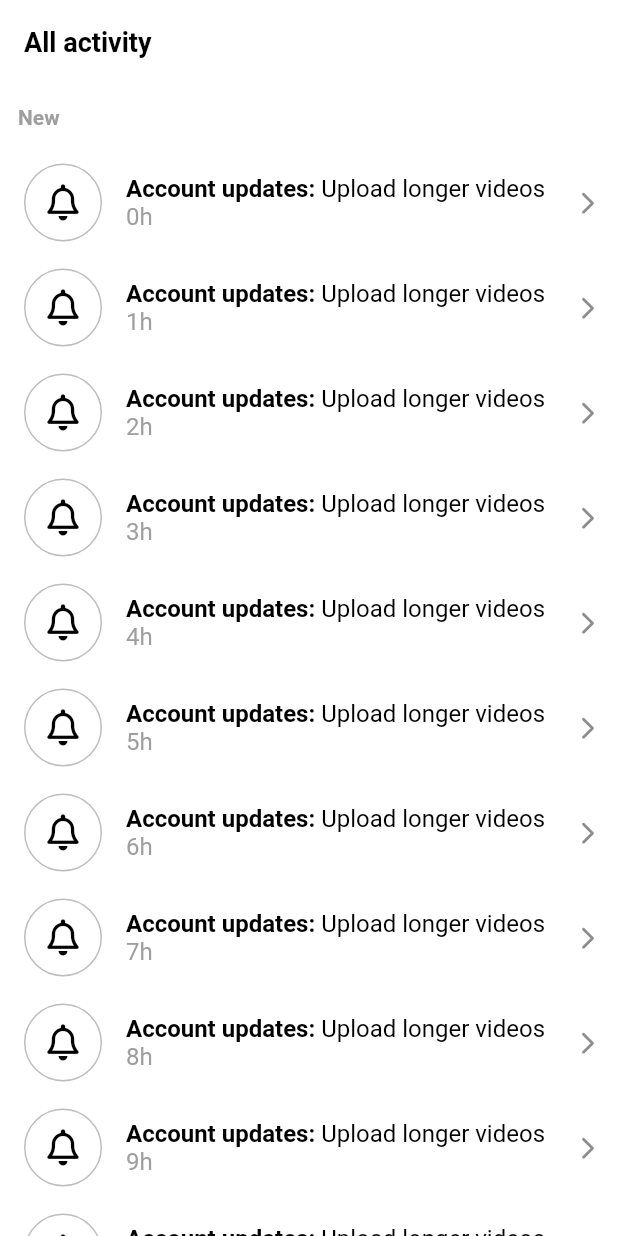
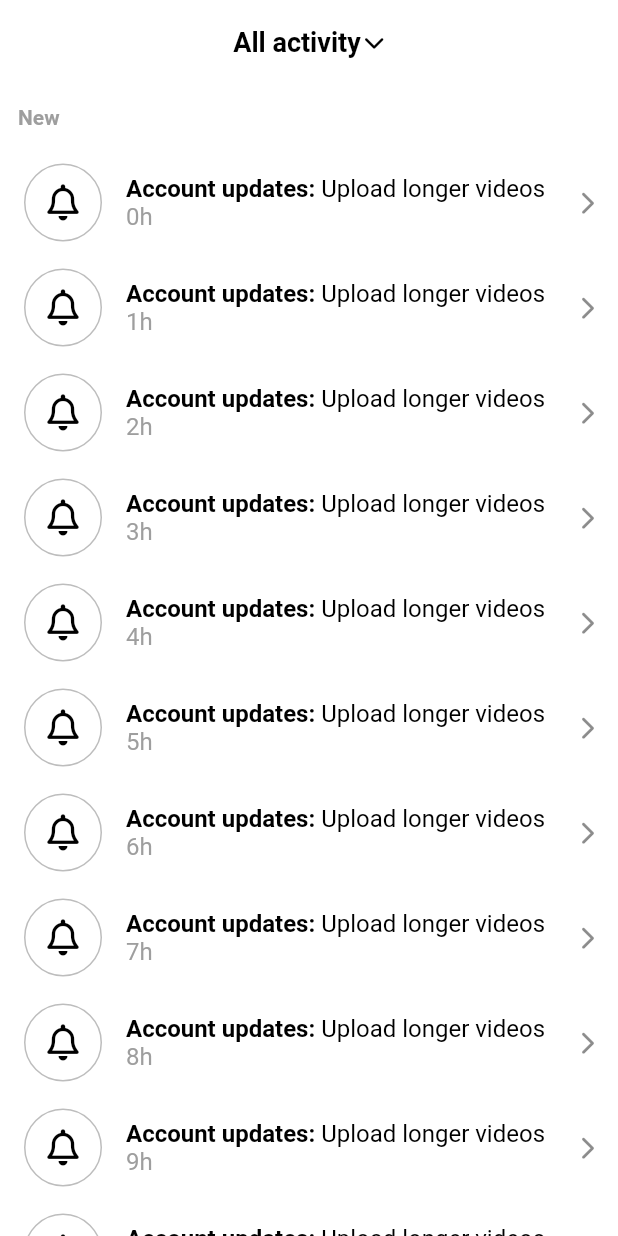
Before and after one commit to verobeach7/flutter-tiktok-clone, a Flutter app: the screen it shows after launch, on a phone screen of 412 x 824 dp. Run offline on Flutter 3.47's test engine with Material 2 defaults, Android fonts, the phone set to English and light mode, and no system bars; our stand-ins replace font_awesome_flutter, video_player, visibility_detector.

Commit message:
TikTok Clone: Inbox-RotaionTransition(New way of Animation)

```diff
--- a/lib/features/inbox/activity_screen.dart
+++ b/lib/features/inbox/activity_screen.dart
@@ -10,8 +10,29 @@ class ActivityScreen extends StatefulWidget {
   State<ActivityScreen> createState() => _ActivityScreenState();
 }
 
-class _ActivityScreenState extends State<ActivityScreen> {
+class _ActivityScreenState extends State<ActivityScreen>
+    with SingleTickerProviderStateMixin {
+  // Ticker를 주는 Mixin일 뿐만 아니라 위젯트리에 없을 때 리소스 낭비를 막아주는 역할도 함.
   final List<String> _notifications = List.generate(20, (index) => "${index}h");
+
+  // this나 다른 instance member를 참조하려는 경우에도
+  // dart, flutter에서는 late를 사용하는 경우에도 초기화를 함께할 수 있음.
+  // 반드시 initState를 사용하지 않아도 됨.
+  late final AnimationController _animationController = AnimationController(
+    vsync: this,
+    duration: const Duration(milliseconds: 200),
+  );
+
+/*   @override
+  void initState() {
+    super.initState();
+    _animationController = AnimationController(vsync: this);
+  } */
+
+  // _animationController와 _animation을 연결
+  // Tween을 사용하는 경우에는 Animation의 Type을 반드시 설정해줘야 함.
+  late final Animation<double> _animation =
+      Tween(begin: 0.0, end: 0.5).animate(_animationController);
 
   void _onDismissed(String notification) {
     // 위젯 트리에서 삭제한 후 setState를 통해 다시 build
@@ -19,12 +40,36 @@ class _ActivityScreenState extends State<ActivityScreen> {
     setState(() {});
   }
 
+  void _onTitleTap() {
+    if (_animationController.isCompleted) {
+      _animationController.reverse();
+    } else {
+      _animationController.forward();
+    }
+  }
+
   @override
   Widget build(BuildContext context) {
     // print(_notifications); // _notifications List 변화를 확인해볼 수 있음
     return Scaffold(
       appBar: AppBar(
-        title: const Text("All activity"),
+        title: GestureDetector(
+          onTap: _onTitleTap,
+          child: Row(
+            mainAxisAlignment: MainAxisAlignment.center,
+            children: [
+              const Text("All activity"),
+              Gaps.h2,
+              RotationTransition(
+                turns: _animation,
+                child: const FaIcon(
+                  FontAwesomeIcons.chevronDown,
+                  size: Sizes.size14,
+                ),
+              ),
+            ],
+          ),
+        ),
       ),
       body: ListView(
         children: [
```
